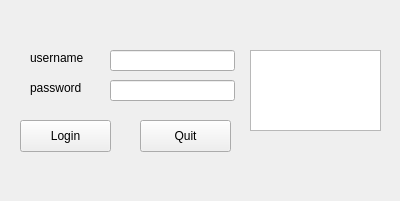
Before: the Qt Designer form login.ui in mikuyves/qt5_tutorial, drawn with Qt 5.
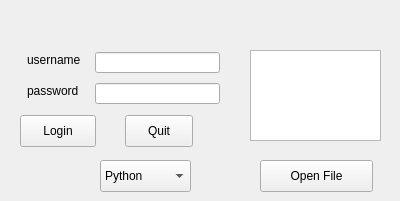
After: the same form once the commit is applied.

Commit message: Add: ComboBox and OpenFileName

What changed in the file:
```diff
--- a/login.ui
+++ b/login.ui
@@ -28,9 +28,9 @@
   <widget class="QLabel" name="username_Label">
    <property name="geometry">
     <rect>
-     <x>30</x>
-     <y>50</y>
-     <width>61</width>
+     <x>27</x>
+     <y>52</y>
+     <width>60</width>
      <height>16</height>
     </rect>
    </property>
@@ -41,9 +41,9 @@
   <widget class="QLabel" name="password_Label">
    <property name="geometry">
     <rect>
-     <x>30</x>
-     <y>80</y>
-     <width>61</width>
+     <x>27</x>
+     <y>83</y>
+     <width>58</width>
      <height>16</height>
     </rect>
    </property>
@@ -54,8 +54,8 @@
   <widget class="QLineEdit" name="username_lineEdit">
    <property name="geometry">
     <rect>
-     <x>110</x>
-     <y>50</y>
+     <x>95</x>
+     <y>52</y>
      <width>125</width>
      <height>21</height>
     </rect>
@@ -64,8 +64,8 @@
   <widget class="QLineEdit" name="password_lineEdit">
    <property name="geometry">
     <rect>
-     <x>110</x>
-     <y>80</y>
+     <x>95</x>
+     <y>83</y>
      <width>125</width>
      <height>21</height>
     </rect>
@@ -77,7 +77,7 @@
      <x>250</x>
      <y>50</y>
      <width>131</width>
-     <height>81</height>
+     <height>91</height>
     </rect>
    </property>
   </widget>
@@ -85,8 +85,8 @@
    <property name="geometry">
     <rect>
      <x>20</x>
-     <y>120</y>
-     <width>91</width>
+     <y>115</y>
+     <width>76</width>
      <height>32</height>
     </rect>
    </property>
@@ -97,9 +97,9 @@
   <widget class="QPushButton" name="quit_pushButton">
    <property name="geometry">
     <rect>
-     <x>140</x>
-     <y>120</y>
-     <width>91</width>
+     <x>125</x>
+     <y>115</y>
+     <width>68</width>
      <height>32</height>
     </rect>
    </property>
@@ -107,6 +107,49 @@
     <string>Quit</string>
    </property>
   </widget>
+  <widget class="QComboBox" name="comboBox">
+   <property name="geometry">
+    <rect>
+     <x>100</x>
+     <y>160</y>
+     <width>91</width>
+     <height>32</height>
+    </rect>
+   </property>
+   <item>
+    <property name="text">
+     <string>Python</string>
+    </property>
+   </item>
+   <item>
+    <property name="text">
+     <string>Java</string>
+    </property>
+   </item>
+   <item>
+    <property name="text">
+     <string>C++</string>
+    </property>
+   </item>
+   <item>
+    <property name="text">
+     <string>Ruby</string>
+    </property>
+   </item>
+  </widget>
+  <widget class="QPushButton" name="openfile_pushButton">
+   <property name="geometry">
+    <rect>
+     <x>260</x>
+     <y>160</y>
+     <width>113</width>
+     <height>32</height>
+    </rect>
+   </property>
+   <property name="text">
+    <string>Open File</string>
+   </property>
+  </widget>
  </widget>
  <resources/>
  <connections/>
```
The commit also changes 2 other files.
